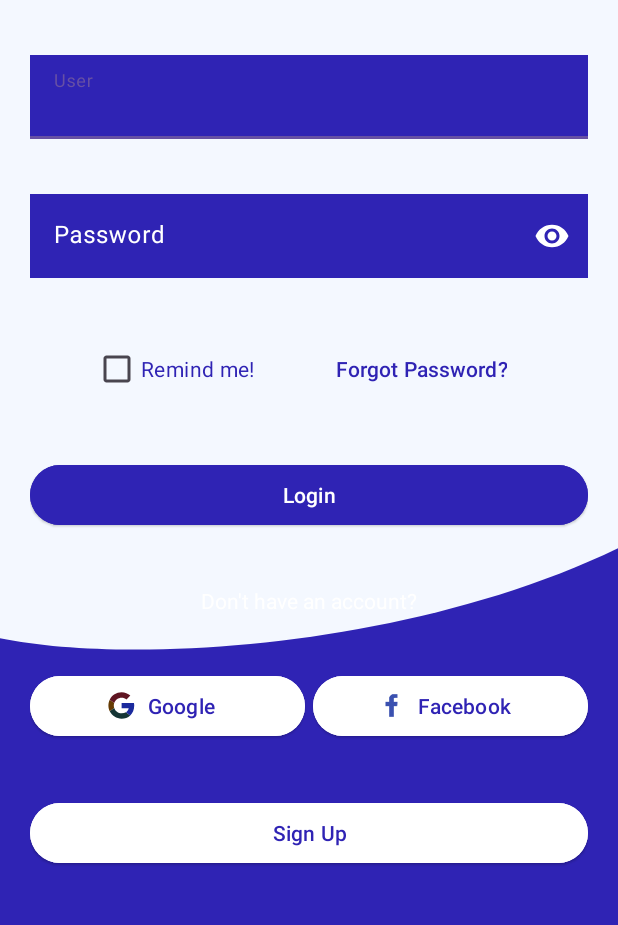
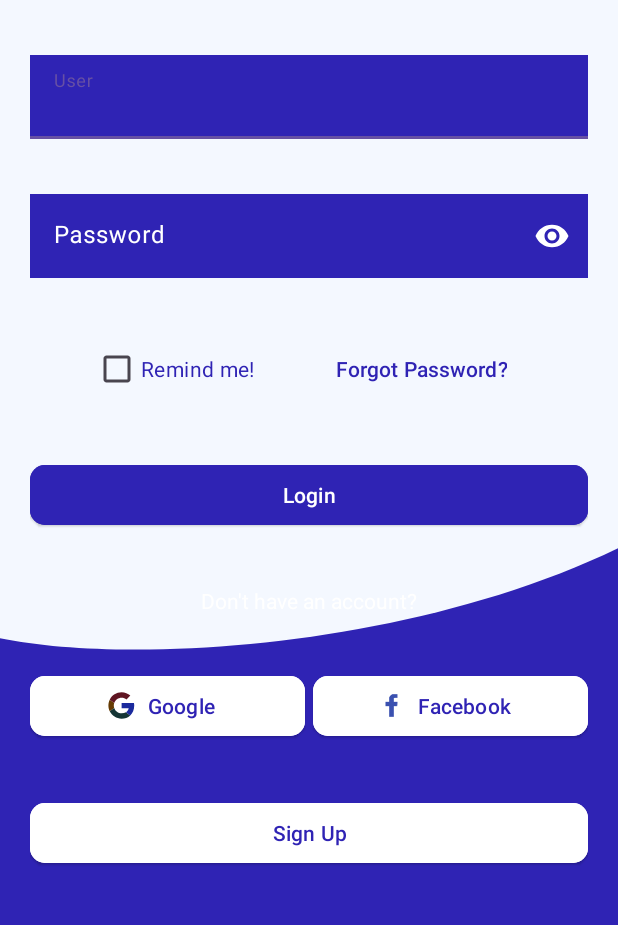
Before and after one commit to matiamb/TakeMe, an Android app: the screen it shows after launch (LoginActivity), on a phone screen of 412 x 824 dp, the part 282-1207 px from its top. Run offline under Robolectric (Android 15) with nearby library versions, the phone set to English and light mode, and no system bars.

Commit message:
buttons are now a square

```diff
--- a/app/src/main/res/layout/activity_login.xml
+++ b/app/src/main/res/layout/activity_login.xml
@@ -112,6 +112,7 @@
         android:text="Login"
         android:backgroundTint="#2F23B4"
         android:textColor="@color/white"
+        app:cornerRadius="10dp"
         app:layout_constraintBottom_toTopOf="@id/txt_noAccount"
         app:layout_constraintEnd_toEndOf="parent"
         app:layout_constraintStart_toStartOf="parent"
@@ -140,6 +141,7 @@
         app:icon="@drawable/icon_google"
         app:iconGravity="textStart"
         app:iconTintMode="multiply"
+        app:cornerRadius="10dp"
         app:layout_constraintBottom_toTopOf="@id/btn_signup"
         app:layout_constraintEnd_toStartOf="@id/btn_facebook"
         app:layout_constraintStart_toStartOf="parent"
@@ -157,6 +159,7 @@
         app:iconTintMode="multiply"
         app:iconGravity="textStart"
         app:icon="@drawable/ic_facebook"
+        app:cornerRadius="10dp"
         app:layout_constraintBottom_toTopOf="@id/btn_signup"
         app:layout_constraintEnd_toEndOf="parent"
         app:layout_constraintStart_toEndOf="@id/btn_google"
@@ -170,6 +173,7 @@
         android:layout_height="wrap_content"
         android:backgroundTint="@color/white"
         android:textColor="#2F23B4"
+        app:cornerRadius="10dp"
         android:text="Sign Up"
         app:layout_constraintBottom_toBottomOf="parent"
         app:layout_constraintEnd_toEndOf="parent"
```
